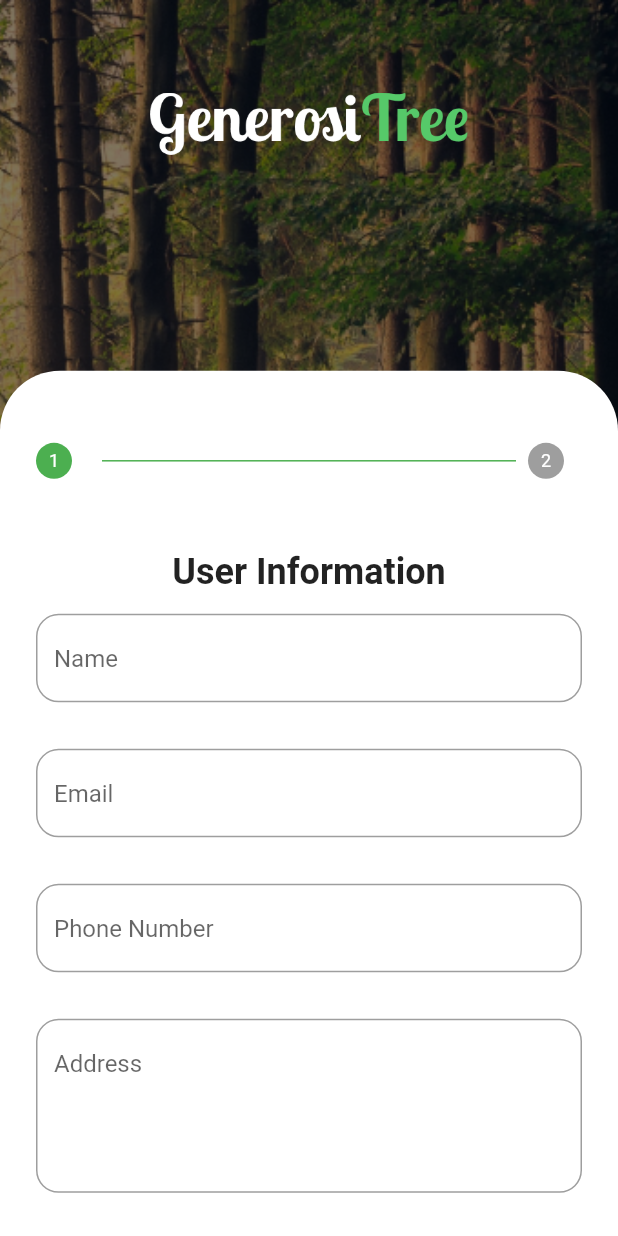
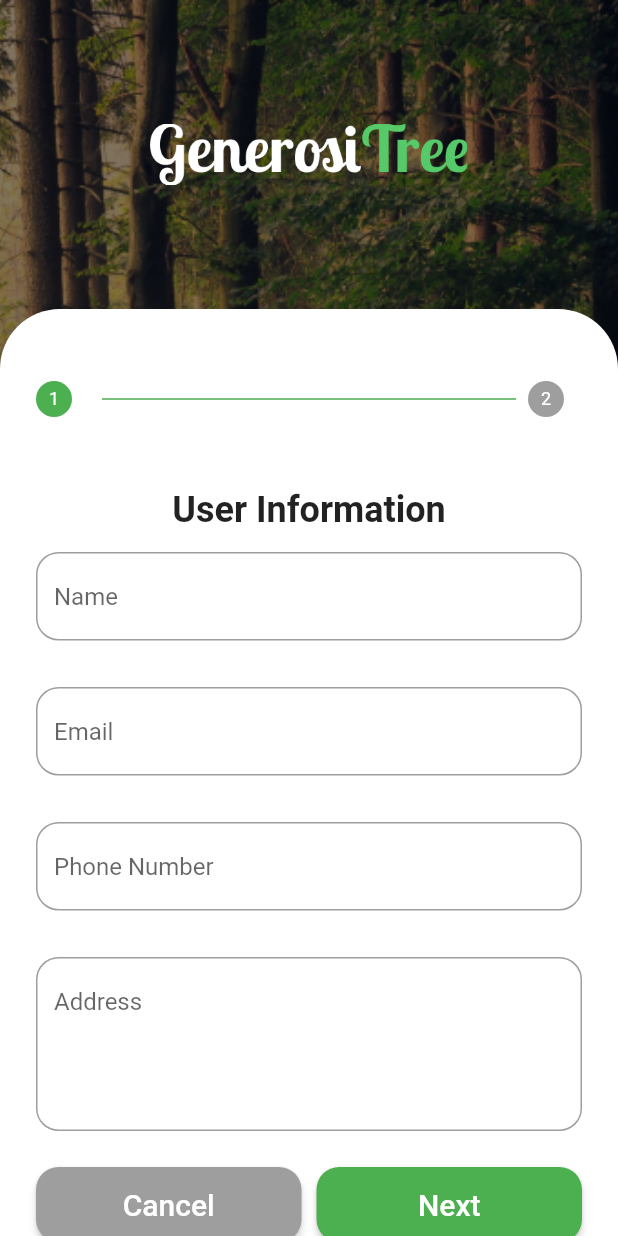
Before and after one commit to PBP-E-03/proyek-akhir-semester, a Flutter app: the RegistrationScreen screen opened directly, on a phone screen of 412 x 824 dp. Run offline on Flutter 3.47's test engine with Material 2 defaults, Android fonts, the phone set to English and light mode, and no system bars; our stand-ins replace carousel_slider, email_validator, flutter_secure_storage, jwt_decoder, synchronized; accounts and stored records are empty.

Commit message:
adjust registration flexing

```diff
--- a/lib/authentication/components/registration_stepper_component.dart
+++ b/lib/authentication/components/registration_stepper_component.dart
@@ -131,9 +131,9 @@ class _RegistrationStepperComponentState
           isActive: _step >= 1,
           title: const Text(""),
           content: SizedBox(
-            height: MediaQuery.of(context).size.height * 0.54,
-            child: Column(
-              mainAxisAlignment: MainAxisAlignment.spaceBetween,
+            height: MediaQuery.of(context).size.height * 0.548,
+            child: Stack(
+              fit: StackFit.expand,
               children: [
                 Column(
                   children: [
@@ -155,10 +155,14 @@ class _RegistrationStepperComponentState
                     ),
                   ],
                 ),
-                StepperControllerComponent(
-                    currentStep: _step,
-                    nextStep: nextStep,
-                    previousStep: previousStep)
+                Positioned(
+                    bottom: 0,
+                    left: 0,
+                    right: 0,
+                    child: StepperControllerComponent(
+                        currentStep: _step,
+                        nextStep: nextStep,
+                        previousStep: previousStep))
               ],
             ),
           ))
--- a/lib/authentication/screens/registration_screen.dart
+++ b/lib/authentication/screens/registration_screen.dart
@@ -20,9 +20,9 @@ class RegistrationScreen extends StatelessWidget {
               child: Column(
                 mainAxisAlignment: MainAxisAlignment.spaceBetween,
                 children: [
-                  SizedBox(
-                    height: MediaQuery.of(context).size.height * 0.2,
-                    width: MediaQuery.of(context).size.width,
+                  Expanded(
+                    // height: MediaQuery.of(context).size.height * 0.2,
+                    // width: MediaQuery.of(context).size.width,
                     child: Column(
                       mainAxisAlignment: MainAxisAlignment.center,
                       crossAxisAlignment: CrossAxisAlignment.center,
@@ -35,16 +35,16 @@ class RegistrationScreen extends StatelessWidget {
                       ],
                     ),
                   ),
-                  Container(
-                      height: MediaQuery.of(context).size.height * 0.7,
-                      width: MediaQuery.of(context).size.width,
-                      padding: const EdgeInsets.symmetric(vertical: 24),
-                      decoration: const BoxDecoration(
-                          color: Colors.white,
-                          borderRadius: BorderRadius.vertical(
-                              top: Radius.circular(40),
-                              bottom: Radius.circular(0))),
-                      child: const RegistrationStepperComponent())
+                  Expanded(
+                      flex: 3,
+                      child: Container(
+                          padding: const EdgeInsets.only(top: 24),
+                          decoration: const BoxDecoration(
+                              color: Colors.white,
+                              borderRadius: BorderRadius.vertical(
+                                  top: Radius.circular(40),
+                                  bottom: Radius.circular(0))),
+                          child: const RegistrationStepperComponent()))
                 ],
               ))),
     );
```
